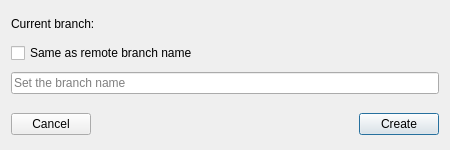
This is src/aux_widgets/BranchDlg.ui in francescmm/GitQlient as Qt 5 draws it before an edit. The edited form follows.
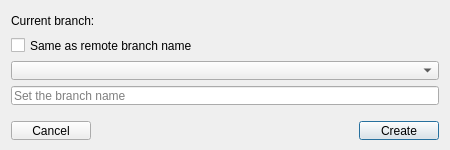
This is the edited form. Custom widgets are drawn as their Qt base class.

Commit message: #267 Adding option to set the upstream when multiple remotes

Patch:
```diff
--- a/src/aux_widgets/BranchDlg.ui
+++ b/src/aux_widgets/BranchDlg.ui
@@ -26,19 +26,18 @@
    <string>Dialog</string>
   </property>
   <layout class="QGridLayout" name="gridLayout">
-   <item row="4" column="2">
-    <widget class="QPushButton" name="pbAccept">
-     <property name="text">
-      <string>Create</string>
+   <item row="5" column="1">
+    <spacer name="horizontalSpacer">
+     <property name="orientation">
+      <enum>Qt::Horizontal</enum>
      </property>
-    </widget>
-   </item>
-   <item row="4" column="0">
-    <widget class="QPushButton" name="pbCancel">
-     <property name="text">
-      <string>Cancel</string>
+     <property name="sizeHint" stdset="0">
+      <size>
+       <width>207</width>
+       <height>20</height>
+      </size>
      </property>
-    </widget>
+    </spacer>
    </item>
    <item row="0" column="0" colspan="3">
     <widget class="QFrame" name="currentBranchFrame">
@@ -94,34 +93,14 @@
      </layout>
     </widget>
    </item>
-   <item row="2" column="0" colspan="3">
-    <widget class="QLineEdit" name="leNewName">
-     <property name="placeholderText">
-      <string>Set the branch name</string>
-     </property>
-    </widget>
-   </item>
-   <item row="4" column="1">
-    <spacer name="horizontalSpacer">
-     <property name="orientation">
-      <enum>Qt::Horizontal</enum>
-     </property>
-     <property name="sizeHint" stdset="0">
-      <size>
-       <width>207</width>
-       <height>20</height>
-      </size>
-     </property>
-    </spacer>
-   </item>
-   <item row="1" column="0" colspan="3">
-    <widget class="CheckBox" name="chbCopyRemote">
+   <item row="5" column="2">
+    <widget class="QPushButton" name="pbAccept">
      <property name="text">
-      <string>Same as remote branch name</string>
+      <string>Create</string>
      </property>
     </widget>
    </item>
-   <item row="3" column="0">
+   <item row="4" column="0">
     <spacer name="verticalSpacer">
      <property name="orientation">
       <enum>Qt::Vertical</enum>
@@ -137,6 +116,30 @@
      </property>
     </spacer>
    </item>
+   <item row="1" column="0" colspan="3">
+    <widget class="CheckBox" name="chbCopyRemote">
+     <property name="text">
+      <string>Same as remote branch name</string>
+     </property>
+    </widget>
+   </item>
+   <item row="3" column="0" colspan="3">
+    <widget class="QLineEdit" name="leNewName">
+     <property name="placeholderText">
+      <string>Set the branch name</string>
+     </property>
+    </widget>
+   </item>
+   <item row="5" column="0">
+    <widget class="QPushButton" name="pbCancel">
+     <property name="text">
+      <string>Cancel</string>
+     </property>
+    </widget>
+   </item>
+   <item row="2" column="0" colspan="3">
+    <widget class="QComboBox" name="cbRemotes"/>
+   </item>
   </layout>
  </widget>
  <customwidgets>
```
The commit also changes 5 other files.
